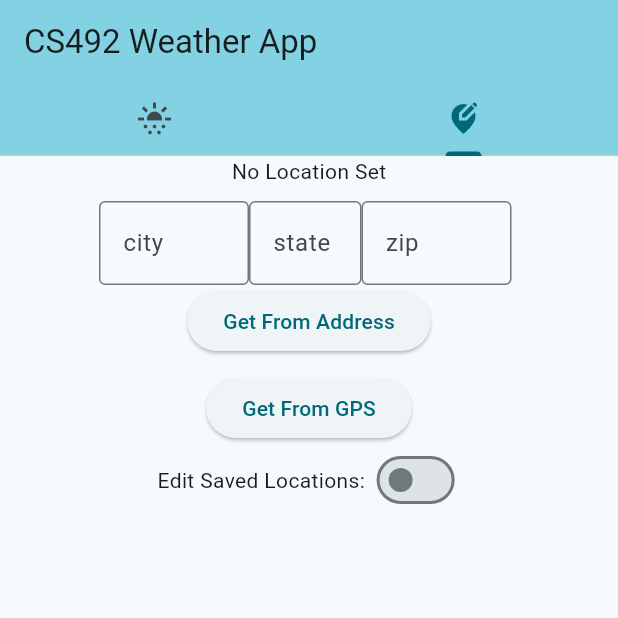
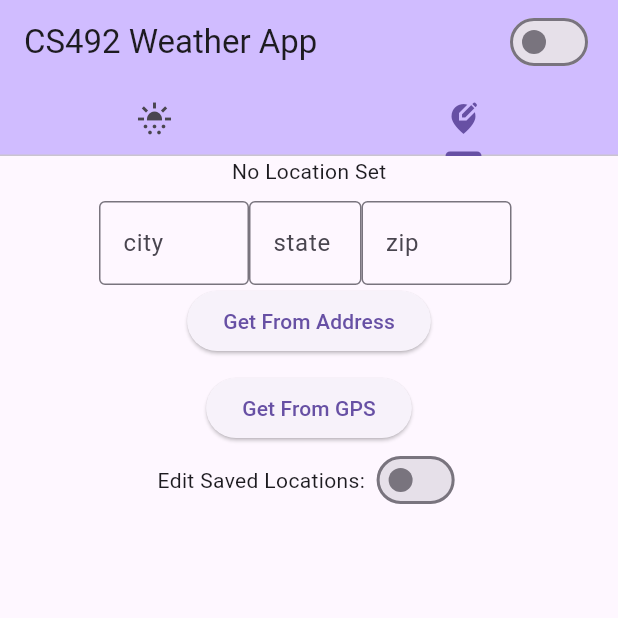
Before and after one commit to xander1111/cs492-weather-app, a Flutter app: the screen it shows after launch, tab 2 chosen, on a phone screen of 412 x 824 dp, the top half of it. Run offline on Flutter 3.47's test engine with Material 3 defaults, Android fonts, the phone set to English and light mode, and no system bars; our stand-ins replace flutter_svg, geocoding, geolocator, shared_preferences, sqflite; accounts and stored records are empty.

Commit message:
finished todos

```diff
--- a/lib/main.dart
+++ b/lib/main.dart
@@ -1,5 +1,6 @@
 import 'package:flutter/material.dart';
 import 'package:provider/provider.dart';
+import 'package:weatherapp/providers/settings_provider.dart';
 import 'package:weatherapp/widgets/forecast/forecast_tab_widget.dart';
 import 'package:weatherapp/widgets/location/location_tab_widget.dart';
 import 'package:weatherapp/providers/location_provider.dart';
@@ -12,6 +13,7 @@ void main() {
     ChangeNotifierProvider(
         create: (context) => LocationProvider(
             Provider.of<ForecastProvider>(context, listen: false))),
+    ChangeNotifierProvider(create: (context) => SettingsProvider())
   ], child: const MyApp()));
 }
 
@@ -22,13 +24,14 @@ class MyApp extends StatelessWidget {
 
   @override
   Widget build(BuildContext context) {
+
+    var settingsProvider = Provider.of<SettingsProvider>(context);
+
     return MaterialApp(
       title: title,
       darkTheme: ThemeData.dark(),
-      theme: ThemeData(
-        colorScheme: ColorScheme.fromSeed(seedColor: const Color.fromARGB(255, 143, 216, 233)),
-        useMaterial3: true,
-      ),
+      theme: ThemeData.light(),
+      themeMode: settingsProvider.darkMode ? ThemeMode.dark : ThemeMode.light,
       home: MyHomePage(title: title),
     );
   }
@@ -52,7 +55,7 @@ class _MyHomePageState extends State<MyHomePage> {
       child: Scaffold(
         appBar: AppBar(
             backgroundColor: Theme.of(context).colorScheme.inversePrimary,
-            title: Text(widget.title),
+            title: TitleWidget(widget: widget),
             bottom: TabBar(tabs: [
               Tab(icon: Icon(Icons.sunny_snowing)),
               Tab(icon: Icon(Icons.edit_location_alt))
@@ -62,3 +65,30 @@ class _MyHomePageState extends State<MyHomePage> {
     );
   }
 }
+
+class TitleWidget extends StatelessWidget {
+  const TitleWidget({
+    super.key,
+    required this.widget,
+  });
+
+  final MyHomePage widget;
+
+  @override
+  Widget build(BuildContext context) {
+
+    var settingsProvider = Provider.of<SettingsProvider>(context);
+
+    return Row(
+      mainAxisAlignment: MainAxisAlignment.spaceBetween,
+      children: [
+        Text(widget.title),
+        Switch(
+        value: settingsProvider.darkMode,
+        onChanged: (bool value) {
+            settingsProvider.toggleMode();
+        }),
+      ],
+    );
+  }
+}
--- /dev/null
+++ b/lib/providers/settings_provider.dart
@@ -0,0 +1,30 @@
+import 'package:flutter/material.dart';
+import 'package:shared_preferences/shared_preferences.dart';
+
+class SettingsProvider extends ChangeNotifier {
+  bool _darkMode = false;
+  SharedPreferences? prefs;
+
+  bool get darkMode => _darkMode;
+
+  void toggleMode() {
+    _darkMode = !_darkMode;
+    if (prefs != null) {
+      prefs!.setBool('darkMode', _darkMode);
+    }
+
+    notifyListeners();
+  }
+
+  SettingsProvider() {
+    initPreferences();
+  }
+
+  void initPreferences() async {
+    prefs = await SharedPreferences.getInstance();
+    if (prefs != null) {
+      _darkMode = prefs!.getBool('darkMode') ?? false;
+    }
+    notifyListeners();
+  }
+}
--- a/pubspec.yaml
+++ b/pubspec.yaml
@@ -42,6 +42,7 @@ dependencies:
   path_provider: ^2.1.5
   sqflite: ^2.4.1
   provider: ^6.1.2
+  shared_preferences: ^2.5.2
 
 dev_dependencies:
   flutter_test:
```
Also changed, not shown: pubspec.lock, 1 other file.
